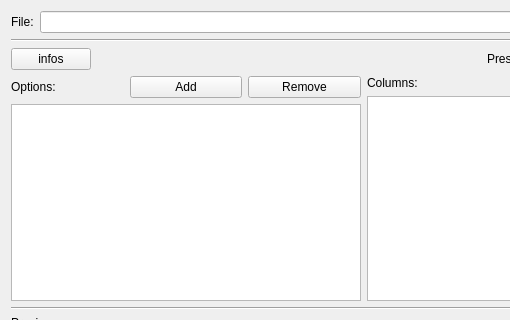
First picture: the form in views/ui/csv_config_widget.ui, repository KindVador/PlottingApp, before the edit; both pictures show x 0 to 510 and y 0 to 320 of the 728 by 600 pixel window.
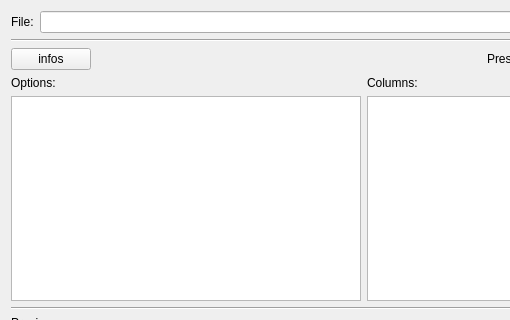
Second picture: the form after the edit.

Commit message:
Update of CSV import interface
Update of CSV import interface but it is still in development.

```diff
--- a/views/ui/csv_config_widget.ui
+++ b/views/ui/csv_config_widget.ui
@@ -96,20 +96,6 @@
            </property>
           </widget>
          </item>
-         <item>
-          <widget class="QPushButton" name="add_opt_button">
-           <property name="text">
-            <string>Add</string>
-           </property>
-          </widget>
-         </item>
-         <item>
-          <widget class="QPushButton" name="remove_opt_button">
-           <property name="text">
-            <string>Remove</string>
-           </property>
-          </widget>
-         </item>
         </layout>
        </item>
        <item>
```
The commit also changes 6 other files.
